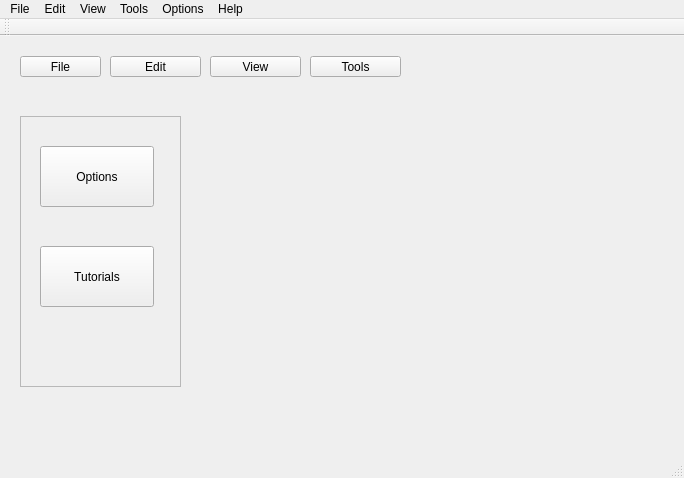
Qt form GUI/UAV-Forge-New/mainwindow.ui (UCI-UAVForge/GroundStation) before a commit.
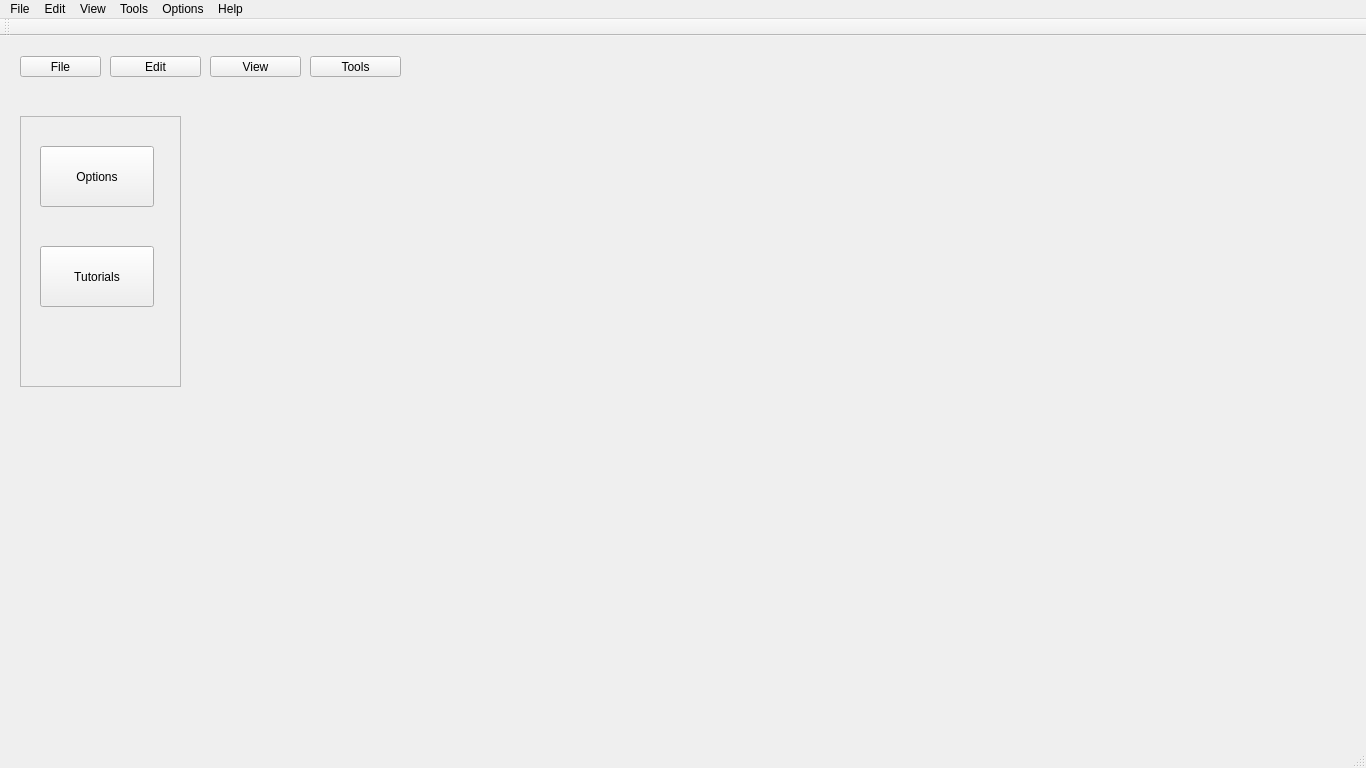
The same form after that commit.

Diff of the .ui file:
```diff
--- a/GUI/UAV-Forge-New/mainwindow.ui
+++ b/GUI/UAV-Forge-New/mainwindow.ui
@@ -6,8 +6,8 @@
    <rect>
     <x>0</x>
     <y>0</y>
-    <width>684</width>
-    <height>478</height>
+    <width>1366</width>
+    <height>768</height>
    </rect>
   </property>
   <property name="windowTitle">
@@ -124,8 +124,8 @@
     <rect>
      <x>0</x>
      <y>0</y>
-     <width>684</width>
-     <height>21</height>
+     <width>1366</width>
+     <height>22</height>
     </rect>
    </property>
    <widget class="QMenu" name="menuFile">
```
